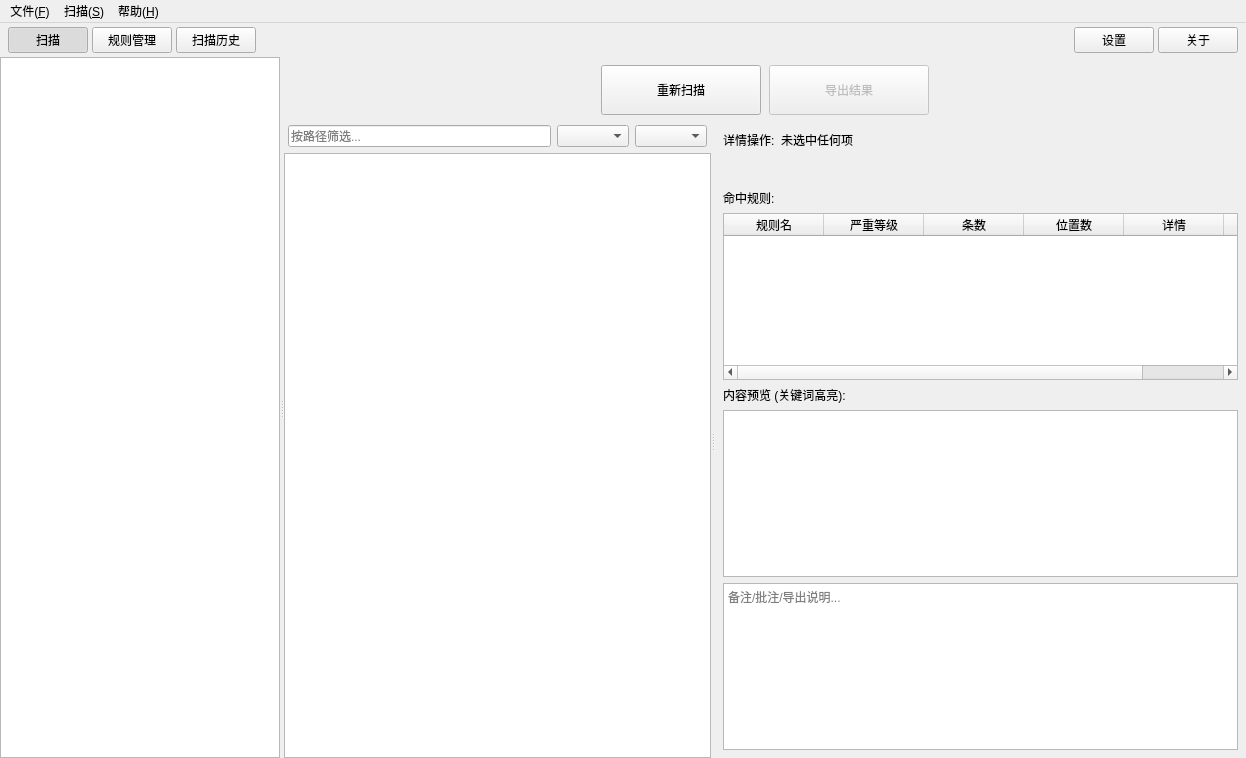
Qt form src/fuscan/gui/main_window.ui (gookeryoung/fuscan) before a commit.
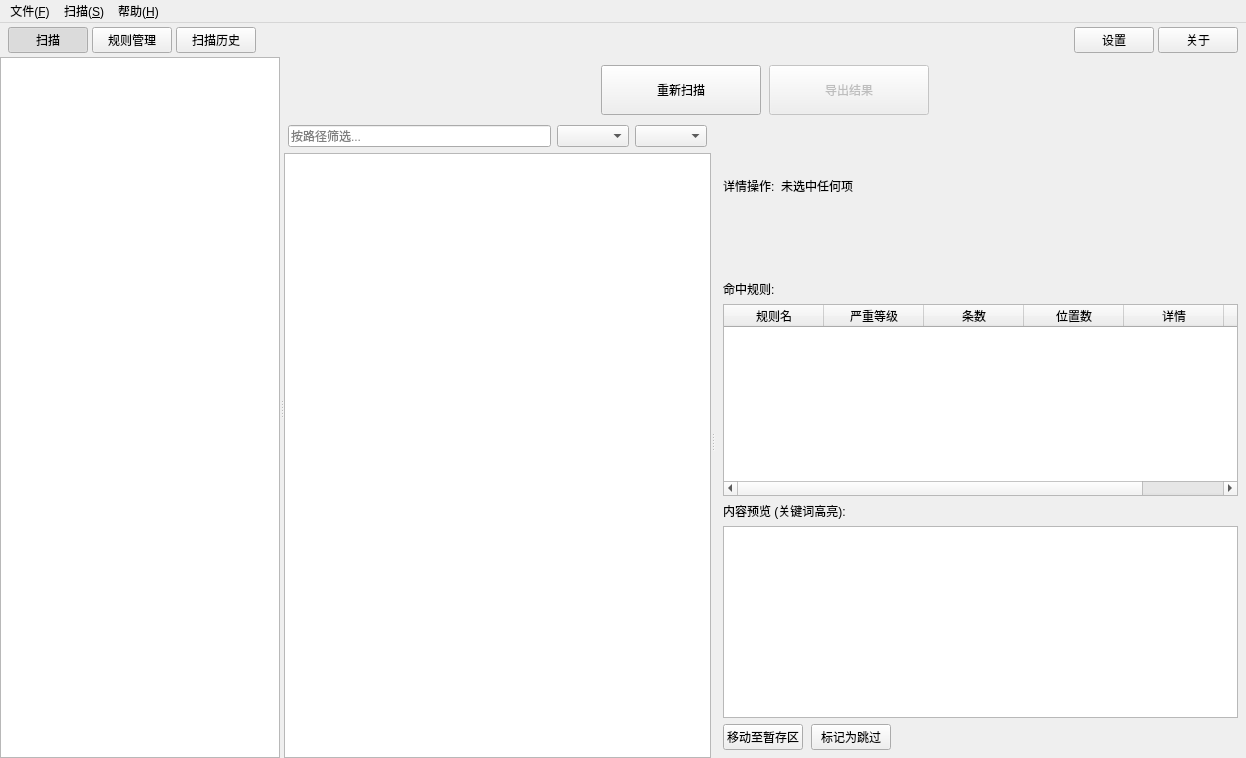
The same form after that commit. The open tabs and pages were chosen to show the change. Custom widgets are drawn as their Qt base class.

Commit message:
feat: 详情区跳过标记与暂存区功能
替换 note_edit 为操作按钮行（移动至暂存区/标记为跳过），新增 SkipStore JSON 持久化跳过路径，Scanner walk 阶段跳过用户标记文件并计入 user_skipped 统计，设置对话框新增暂存区路径配置，默认探测剩余空间最大盘符下 .fuscan-cache (refs req-20)

Patch:
```diff
--- a/src/fuscan/gui/main_window.ui
+++ b/src/fuscan/gui/main_window.ui
@@ -1106,11 +1106,47 @@
                       </widget>
                      </item>
                      <item>
-                      <widget class="QPlainTextEdit" name="note_edit">
-                       <property name="placeholderText">
-                        <string>备注/批注/导出说明...</string>
+                      <layout class="QHBoxLayout" name="detail_actions_layout">
+                       <property name="spacing">
+                        <number>8</number>
                        </property>
-                      </widget>
+                       <item>
+                        <widget class="QPushButton" name="move_to_staging_btn">
+                         <property name="toolTip">
+                          <string>将当前文件移动到暂存区目录（可在设置中配置）</string>
+                         </property>
+                         <property name="text">
+                          <string>移动至暂存区</string>
+                         </property>
+                        </widget>
+                       </item>
+                       <item>
+                        <widget class="QPushButton" name="toggle_skip_btn">
+                         <property name="toolTip">
+                          <string>标记后后续扫描将直接跳过此文件</string>
+                         </property>
+                         <property name="text">
+                          <string>标记为跳过</string>
+                         </property>
+                         <property name="checkable">
+                          <bool>true</bool>
+                         </property>
+                        </widget>
+                       </item>
+                       <item>
+                        <spacer name="detail_actions_spacer">
+                         <property name="orientation">
+                          <enum>Qt::Horizontal</enum>
+                         </property>
+                         <property name="sizeHint" stdset="0">
+                          <size>
+                           <width>40</width>
+                           <height>20</height>
+                          </size>
+                         </property>
+                        </spacer>
+                       </item>
+                      </layout>
                      </item>
                     </layout>
                    </widget>
```
The commit also changes 19 other files.
